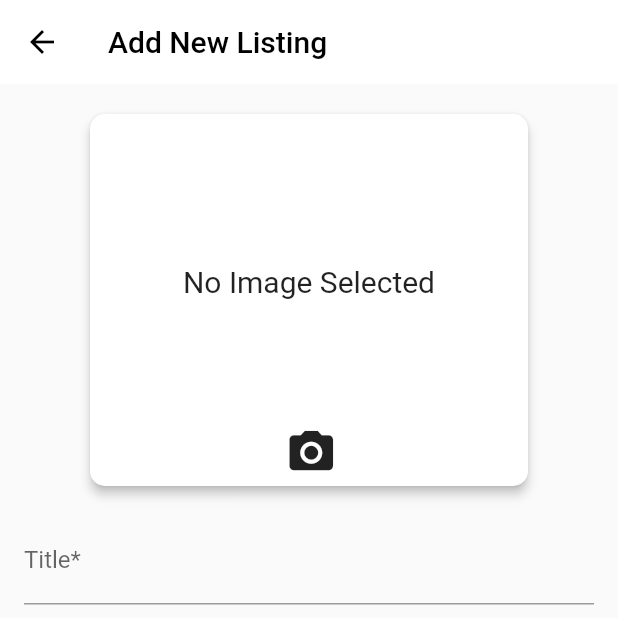
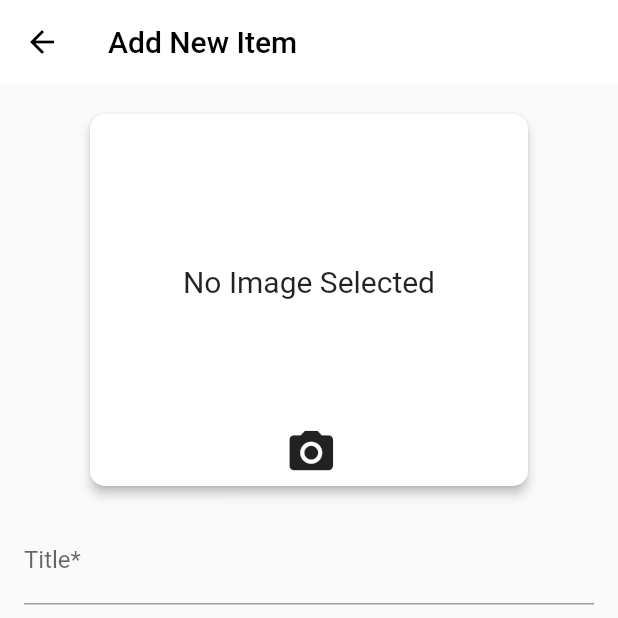
Before and after one commit to Cura-waste-management-app/Frontend, a Flutter app: the screen it shows after launch, after a tap on the "add" icon, on a phone screen of 412 x 824 dp, the top half of it. Run offline on Flutter 3.47's test engine with Material 2 defaults, Android fonts, the phone set to English and light mode, and no system bars; our stand-ins replace country_picker, firebase_auth, firebase_core, flutter_riverpod, flutter_svg, geocoding and 8 more; missing offline and left inert: cloudinary_public, profanity_filter, searchbar_animation; accounts and stored records are empty; network calls fail.

Commit message:
added edit functionality in my listings

```diff
--- a/lib/providers/constants/variables.dart
+++ b/lib/providers/constants/variables.dart
@@ -1,3 +1,3 @@
 // for home listings ip address of backend nestjs
-const base_url = "http://192.168.29.15:3000";
+const base_url = "http://192.168.1.6:3000";
 const uid = '0000000239658357b3cdb68a';
--- /dev/null
+++ b/lib/screens/add_listing_arguments.dart
@@ -0,0 +1,8 @@
+import 'package:cura_frontend/screens/Listings/models/listings.dart';
+
+class AddListingArguments {
+  final String type;
+  final Listing? listing;
+
+  AddListingArguments({required this.type, this.listing});
+}
--- a/lib/screens/add_listing_screen.dart
+++ b/lib/screens/add_listing_screen.dart
@@ -2,6 +2,7 @@
 import 'dart:io';
 import 'package:cloudinary_public/cloudinary_public.dart';
 import 'package:cura_frontend/providers/constants/variables.dart';
+import 'package:cura_frontend/screens/add_listing_arguments.dart';
 import 'package:flutter/material.dart';
 import 'package:geolocator/geolocator.dart';
 import 'package:geocoding/geocoding.dart';
@@ -10,6 +11,7 @@ import 'package:provider/provider.dart';
 import '../../common/error_screen.dart';
 import '../../models/location.dart' as address;
 import '../providers/home_listings_provider.dart';
+import 'Listings/models/listings.dart';
 
 class AddListingScreen extends StatefulWidget {
   static const routeName = '/user-details';
@@ -20,32 +22,33 @@ class AddListingScreen extends StatefulWidget {
 }
 
 class _AddListingScreenState extends State<AddListingScreen> {
+  String? listingID = "";
   XFile? image;
   String imgpath =
       "https://encrypted-tbn0.gstatic.com/images?q=tbn:ANd9GcS1JAyQZTGv-0NMe630u5GeVkPU7oiCONzfEQ&usqp=CAU";
-  String title = "";
-  String? description = "";
+  String initialImage = "";
   String category = "Other";
   final List<String> categories = ['Food', 'Cloth', 'Furniture', 'Other'];
   address.Location? location;
-  String pageTitle = "Add New Listing";
   final ImagePicker picker = ImagePicker();
   final cloudinary = CloudinaryPublic('dmnvphmdi', 'lvqrgqrr', cache: false);
   final _formKey = GlobalKey<FormState>();
+  bool isImageNull = false;
+  final String imageError = "Please provide an image of the item!";
+
+  final titleController = TextEditingController();
+  final descriptionController = TextEditingController();
 
   final streetController = TextEditingController();
   final postalCodeController = TextEditingController();
   final cityController = TextEditingController();
   final stateController = TextEditingController();
-  bool isImageNull = false;
-  final String imageError = "Please provide an image of the item!";
 
   void getCurrentLocation() async {
     LocationPermission permission = await Geolocator.checkPermission();
     if (permission == LocationPermission.denied) {
       permission = await Geolocator.requestPermission();
       if (permission == LocationPermission.denied) {
-        // ignore: use_build_context_synchronously
         Navigator.of(context).push(MaterialPageRoute(builder: (context) {
           return const ErrorScreen(error: "LOCATION PERMISION NOT GIVEN");
         }));
@@ -53,8 +56,6 @@ class _AddListingScreenState extends State<AddListingScreen> {
     }
     var position = await Geolocator.getCurrentPosition(
         desiredAccuracy: LocationAccuracy.high);
-    // var lastPosition = await Geolocator.getLastKnownPosition();
-    // // ignore: avoid_print
     print(Position);
 
     List<Placemark> placemarks =
@@ -132,26 +133,63 @@ class _AddListingScreenState extends State<AddListingScreen> {
         });
   }
 
-  void sendUserDetails(context) async {
-    if (image == null) {
+  void sendUserDetails(context, String type, String finalImage) async {
+
+    if (initialImage == "" && image == null) {
       setState(() {
         isImageNull = true;
       });
     } else {
-      Provider.of<HomeListingsNotifier>(context, listen: false).addItem({
-        'title': title,
-        'description': description,
+     await Provider.of<HomeListingsNotifier>(context, listen: false).sendItem({
+        'listingID': listingID,
+        'title': titleController.text,
+        'description': descriptionController.text,
         'category': category,
-        'imagePath': imgpath,
+        'imagePath': finalImage,
         'location': location,
-        'ownerID': uid
+        'ownerID': uid,
+        'type': type
       });
-      // Navigator.of(context).pop();
+      Navigator.of(context).pop();
+    }
+  }
+
+  void initializeValues(Listing? listing) {
+    if (listing != null) {
+      setState(() {
+        listingID = listing.id;
+        titleController.text = listing.title;
+        descriptionController.text = listing.description!;
+        category = listing.category;
+
+        streetController.text = listing.location.street;
+        postalCodeController.text = listing.location.postalCode;
+        cityController.text = listing.location.city;
+        stateController.text = listing.location.state;
+
+        location = address.Location(
+            street: listing.location.street,
+            postalCode: listing.location.postalCode,
+            city: listing.location.city,
+            state: listing.location.state,
+            latitude: listing.location.latitude,
+            longitude: listing.location.longitude);
+
+        initialImage = listing.imagePath;
+        imgpath = listing.imagePath;
+      });
     }
   }
 
   @override
   Widget build(BuildContext context) {
+    final AddListingArguments args =
+        ModalRoute.of(context)!.settings.arguments as AddListingArguments;
+    Listing? listing = args.listing;
+    initializeValues(listing);
+
+    final pageTitle = args.type == 'add' ? 'Add New Item' : 'Update Item';
+
     return Scaffold(
       appBar: AppBar(
         iconTheme: const IconThemeData(
@@ -181,18 +219,8 @@ class _AddListingScreenState extends State<AddListingScreen> {
                       mainAxisAlignment: MainAxisAlignment.spaceEvenly,
                       crossAxisAlignment: CrossAxisAlignment.center,
                       children: [
-                        image == null
-                            ? const SizedBox(
-                                height: 200,
-                                child: Padding(
-                                  padding: EdgeInsets.only(top: 100.0),
-                                  child: Text(
-                                    "No Image Selected",
-                                    style: TextStyle(fontSize: 20),
-                                  ),
-                                ),
-                              )
-                            : SizedBox(
+                        image != null
+                            ? SizedBox(
                                 width: 200,
                                 height: 200,
                                 child: Padding(
@@ -207,6 +235,31 @@ class _AddListingScreenState extends State<AddListingScreen> {
                                       File(image!.path),
                                       fit: BoxFit.scaleDown,
                                     ),
+                                  ),
+                                ),
+                              )
+                            : initialImage != ""
+                                ? SizedBox(
+                                    width: 200,
+                                    height: 200,
+                                    child: Padding(
+                                      padding: const EdgeInsets.only(
+                                          top: 10, bottom: 5),
+                                      child: ClipRRect(
+                                          borderRadius: const BorderRadius.only(
+                                            topRight: Radius.circular(10),
+                                            bottomRight: Radius.circular(10),
+                                          ),
+                                          child: Image.network(initialImage)),
+                                    ),
+                                  )
+                                : const SizedBox(
+                                    height: 200,
+                                    child: Padding(
+                                      padding: EdgeInsets.only(top: 100.0),
+                                      child: Text(
+                                        "No Image Selected",
+                                        style: TextStyle(fontSize: 20),
                                       ),
                                     ),
                                   ),
@@ -231,6 +284,7 @@ class _AddListingScreenState extends State<AddListingScreen> {
                       )
                     : const Text(''),
                 TextFormField(
+                  controller: titleController,
                   decoration: const InputDecoration(labelText: 'Title*'),
                   validator: (value) {
                     if (value!.isEmpty) {
@@ -239,13 +293,14 @@ class _AddListingScreenState extends State<AddListingScreen> {
                     return null;
                   },
                   onSaved: (value) {
-                    title = value!;
+                    titleController.text = value!;
                   },
                 ),
                 TextFormField(
+                  controller: descriptionController,
                   decoration: const InputDecoration(labelText: 'Description'),
                   onSaved: (value) {
-                    description = value!;
+                    descriptionController.text = value!;
                   },
                 ),
                 DropdownButtonFormField(
@@ -344,7 +399,9 @@ class _AddListingScreenState extends State<AddListingScreen> {
                     onPressed: () async {
                       if (_formKey.currentState!.validate()) {
                         // imageUpload(image!.path);
-
+                        String finalImage = imgpath;
+                        if (image != null) {
+                          print("uploading image to cloud");
                           try {
                             CloudinaryResponse response =
                                 await cloudinary.uploadFile(
@@ -353,18 +410,20 @@ class _AddListingScreenState extends State<AddListingScreen> {
                             );
 
                             print(response.secureUrl);
-                          imgpath = response.secureUrl;
+                            finalImage = response.secureUrl;
                           } on CloudinaryException catch (e) {
                             print("Ye kya hogya");
                             print(e.message);
                             print(e.request);
                           }
-
+                        }
+                        print(finalImage);
                         _formKey.currentState!.save();
-                        sendUserDetails(context);
+                        sendUserDetails(context, args.type, finalImage);
                       }
                     },
-                    child: const Text('Add Item'),
+                    child:
+                        Text(args.type == 'add' ? 'Add Item' : 'Update Item'),
                   ),
                 ),
               ],
--- a/lib/screens/homeListings/home_listings.dart
+++ b/lib/screens/homeListings/home_listings.dart
@@ -1,3 +1,4 @@
+import 'package:cura_frontend/screens/add_listing_arguments.dart';
 import 'package:flutter/material.dart';
 import 'package:provider/provider.dart';
 import '../../common/bottom_nav_bar.dart';
@@ -231,7 +232,7 @@ class _HomeListingsState extends State<HomeListings> {
         onPressed: () {
           Navigator.of(context).pushNamed(
             AddListingScreen.routeName,
-
+            arguments: AddListingArguments(type: 'add')
           );
         },
         backgroundColor: Colors.black,
```
Also changed, not shown: lib/providers/home_listings_provider.dart (+8 -2 lines), lib/providers/listings_provider.dart (+2 -11 lines), lib/screens/myListings/features/active_listings.dart (+18 -2 lines). Lines whose indentation alone changed are shown as unchanged.
